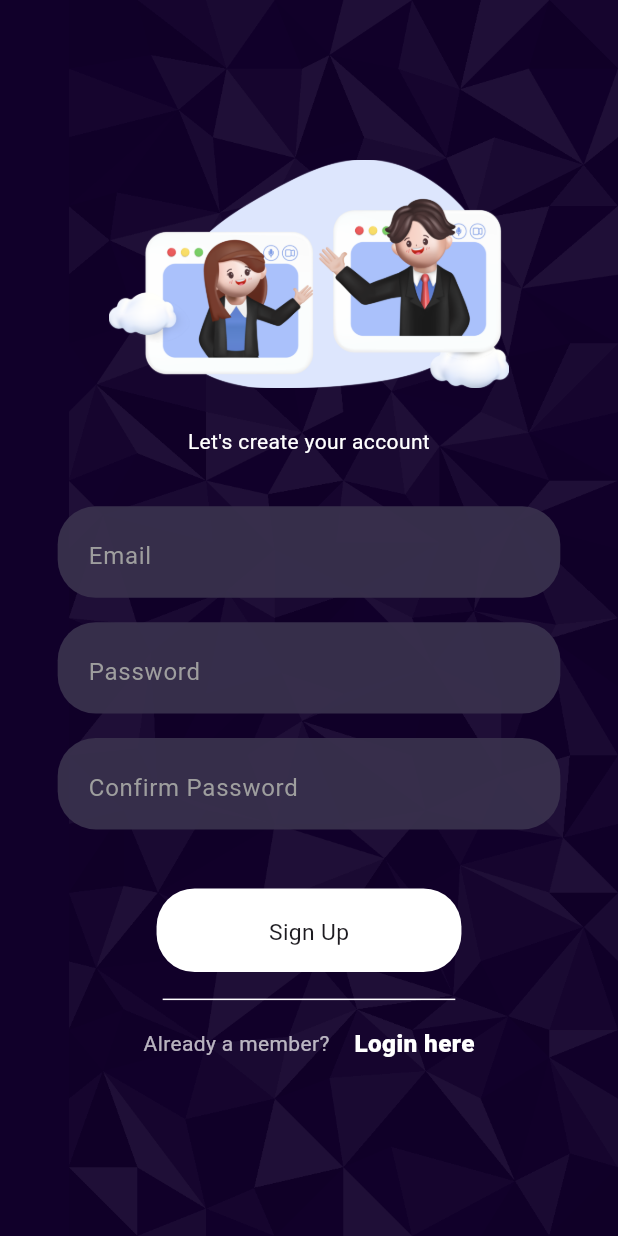
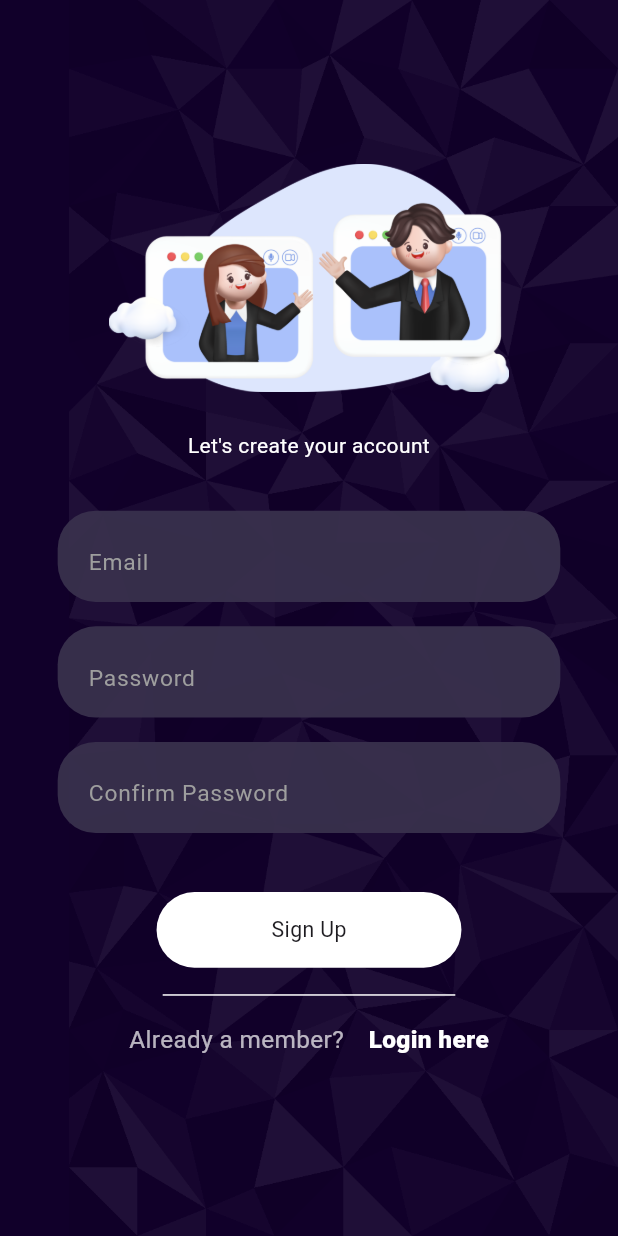
Before and after one commit to AbdealiRavat/chat-app, a Flutter app: the screen it shows after launch, after a tap on "Register here", on a phone screen of 412 x 824 dp. Run offline on Flutter 3.47's test engine with Material 3 defaults, Android fonts, the phone set to English and light mode, and no system bars; our stand-ins replace cached_network_image, cloud_firestore, firebase_auth, firebase_core, firebase_messaging, firebase_storage and 5 more; accounts and stored records are empty; generated files the repository leaves out were written again.

Commit message:
bug fixes

```diff
--- a/lib/auth/auth_pages/login_page.dart
+++ b/lib/auth/auth_pages/login_page.dart
@@ -155,7 +155,9 @@ class _LoginPageState extends State<LoginPage> {
                     child: Row(
                       mainAxisAlignment: MainAxisAlignment.center,
                       children: [
-                        Text('Not a member?', style: TextStyle(color: Colors.white.withOpacity(0.7))),
+                        Text('Not a member?',
+                            style:
+                                TextStyle(fontSize: 16.sp, color: Colors.white.withOpacity(0.7))),
                         SizedBox(
                           width: 15.w,
                         ),
@@ -168,7 +170,8 @@ class _LoginPageState extends State<LoginPage> {
                               // );
                             },
                             child: Text('Register here',
-                                style: TextStyle(color: white, fontSize: 16.sp, fontWeight: FontWeight.w900))),
+                                style: TextStyle(
+                                    color: white, fontSize: 16.sp, fontWeight: FontWeight.w900))),
                       ],
                     ),
                   )
--- a/lib/auth/auth_pages/register_page.dart
+++ b/lib/auth/auth_pages/register_page.dart
@@ -153,8 +153,11 @@ class _RegisterPageState extends State<RegisterPage> {
                           authController.isPasswordEmpty.value = password.isEmpty;
                           authController.didPasswordMatch.value = (password == confirmPassword);
 
-                          if (email.isNotEmpty && password.isNotEmpty && (password == confirmPassword)) {
-                            authController.signUp(context, emailTextController, passwordController, confirmPasswordController);
+                          if (email.isNotEmpty &&
+                              password.isNotEmpty &&
+                              (password == confirmPassword)) {
+                            authController.signUp(context, emailTextController, passwordController,
+                                confirmPasswordController);
                           }
                         },
                         text: 'Sign Up',
@@ -170,7 +173,9 @@ class _RegisterPageState extends State<RegisterPage> {
                     child: Row(
                       mainAxisAlignment: MainAxisAlignment.center,
                       children: [
-                        Text('Already a member?', style: TextStyle(color: Colors.white.withOpacity(0.7))),
+                        Text('Already a member?',
+                            style:
+                                TextStyle(fontSize: 16.sp, color: Colors.white.withOpacity(0.7))),
                         SizedBox(width: 15.w),
                         InkWell(
                             onTap: () {
@@ -180,8 +185,9 @@ class _RegisterPageState extends State<RegisterPage> {
                               //   MaterialPageRoute(builder: (context) => LoginPage()),
                               // );
                             },
-                            child:
-                                Text('Login here', style: TextStyle(color: white, fontSize: 16.sp, fontWeight: FontWeight.w900))),
+                            child: Text('Login here',
+                                style: TextStyle(
+                                    color: white, fontSize: 16.sp, fontWeight: FontWeight.w900))),
                       ],
                     ),
                   )
--- a/lib/components/common_widgets/button.dart
+++ b/lib/components/common_widgets/button.dart
@@ -19,12 +19,11 @@ class MyButton extends StatelessWidget {
     return GestureDetector(
       onTap: onTap,
       child: Container(
-          width: 180.w,
-          height: 55.h,
-          padding: EdgeInsets.symmetric(vertical: isLoading ? 10.h : 18.h),
+          // width: 180.w,
+          // height: 55.h,
+          padding: EdgeInsets.symmetric(vertical: 15.h, horizontal: 5.w),
           margin: EdgeInsets.symmetric(vertical: 10.h, horizontal: 60.w),
-          decoration: BoxDecoration(
-              borderRadius: BorderRadius.circular(25.r), color: Colors.white),
+          decoration: BoxDecoration(borderRadius: BorderRadius.circular(25.r), color: Colors.white),
           child: Center(
             child: isLoading
                 ? CircularProgressIndicator(
@@ -33,7 +32,7 @@ class MyButton extends StatelessWidget {
                   )
                 : Text(
                     text,
-                    style: TextStyle(fontSize: 15.sp),
+                    style: TextStyle(fontSize: 14.sp),
                   ),
           )),
     );
--- a/lib/components/common_widgets/text_field.dart
+++ b/lib/components/common_widgets/text_field.dart
@@ -44,7 +44,7 @@ class _MyTextFieldState extends State<MyTextField> {
         onEditingComplete: () {
           widget.focusChange!();
         },
-        style: TextStyle(color: widget.tColor),
+        style: TextStyle(fontSize: 15.sp, color: widget.tColor),
         decoration: InputDecoration(
             contentPadding: EdgeInsets.symmetric(horizontal: 15.w, vertical: 15.h),
             hintText: widget.hintText,
@@ -68,10 +68,12 @@ class _MyTextFieldState extends State<MyTextField> {
             // ),
             filled: true,
             fillColor: purple_secondary.withOpacity(0.95),
-            enabledBorder: OutlineInputBorder(borderSide: BorderSide.none, borderRadius: BorderRadius.circular(25.r)),
+            enabledBorder: OutlineInputBorder(
+                borderSide: BorderSide.none, borderRadius: BorderRadius.circular(25.r)),
             focusedBorder: OutlineInputBorder(
-                borderSide: BorderSide(color: white.withOpacity(0.8), width: 0.5), borderRadius: BorderRadius.circular(25.r)),
-            hintStyle: TextStyle(color: Colors.grey[500])),
+                borderSide: BorderSide(color: white.withOpacity(0.8), width: 0.5),
+                borderRadius: BorderRadius.circular(25.r)),
+            hintStyle: TextStyle(fontSize: 15.sp, color: Colors.grey[500])),
       ),
     );
   }
--- a/lib/models/user_model.dart
+++ b/lib/models/user_model.dart
@@ -5,6 +5,7 @@ class UserModel {
   String? profileImg;
   String? bio;
   String? status;
+  String? fcmToken;
   List<ChattingWith>? chattingWith;
   String? timeStamp;
 
@@ -15,6 +16,7 @@ class UserModel {
     this.profileImg,
     this.bio,
     this.status,
+    this.fcmToken,
     this.chattingWith,
     this.timeStamp,
   });
@@ -27,6 +29,7 @@ class UserModel {
     profileImg = json['profileImg'];
     bio = json['bio'];
     status = json['status'];
+    fcmToken = json['fcmToken'];
     if (json['chattingWith'] != null && json['chattingWith'].length != 0) {
       json["chattingWith"].forEach((element) {
         tempList.add(ChattingWith.fromJson(element));
@@ -44,6 +47,7 @@ class UserModel {
     json['profileImg'] = profileImg;
     json['bio'] = bio;
     json['status'] = status;
+    json['fcmToken'] = fcmToken;
     json['chattingWith'] = chattingWith;
     json['timeStamp'] = timeStamp;
 
```
Also changed, not shown: lib/components/cards/wall_post.dart (+24 -7 lines), lib/controllers/auth_controller.dart (+32 -7 lines), lib/pages/chat_screen.dart (+25 -13 lines), lib/pages/home_page.dart (+8 -2 lines).
